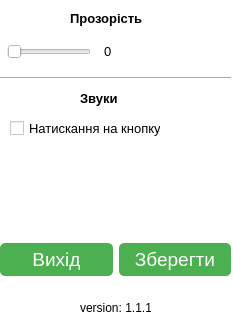
Before: the Qt Designer form settings.ui in Antonchik159/Ukraine-in-future, drawn with Qt 5.
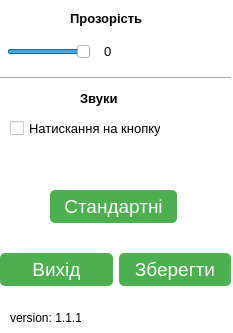
After: the same form once the commit is applied.

```diff
--- a/settings.ui
+++ b/settings.ui
@@ -7,7 +7,7 @@
     <x>0</x>
     <y>0</y>
     <width>233</width>
-    <height>321</height>
+    <height>333</height>
    </rect>
   </property>
   <property name="windowTitle">
@@ -20,8 +20,8 @@
    <widget class="QLabel" name="label">
     <property name="geometry">
      <rect>
-      <x>80</x>
-      <y>300</y>
+      <x>10</x>
+      <y>310</y>
       <width>71</width>
       <height>16</height>
      </rect>
@@ -40,7 +40,7 @@
     <property name="geometry">
      <rect>
       <x>0</x>
-      <y>220</y>
+      <y>230</y>
       <width>231</width>
       <height>80</height>
      </rect>
@@ -193,7 +193,7 @@
      <string>Натискання на кнопку</string>
     </property>
    </widget>
-   <widget class="QWidget" name="">
+   <widget class="QWidget" name="layoutWidget">
     <property name="geometry">
      <rect>
       <x>0</x>
@@ -221,7 +221,10 @@
         <number>5</number>
        </property>
        <property name="value">
-        <number>10</number>
+        <number>100</number>
+       </property>
+       <property name="sliderPosition">
+        <number>100</number>
        </property>
        <property name="orientation">
         <enum>Qt::Horizontal</enum>
@@ -254,6 +257,43 @@
      </item>
     </layout>
    </widget>
+   <widget class="QPushButton" name="pushButton_2">
+    <property name="geometry">
+     <rect>
+      <x>50</x>
+      <y>190</y>
+      <width>127</width>
+      <height>33</height>
+     </rect>
+    </property>
+    <property name="font">
+     <font>
+      <pointsize>14</pointsize>
+     </font>
+    </property>
+    <property name="styleSheet">
+     <string notr="true">QPushButton {
+    background-color: #4CAF50;
+    border: none;
+    color: white;
+    padding: 5px 15px;
+    text-align: center;
+    text-decoration: none;
+    border-radius: 5px;
+}
+
+QPushButton:hover {
+    background-color: #45a049;
+}
+
+QPushButton:pressed {
+    background-color: #367c39;
+}</string>
+    </property>
+    <property name="text">
+     <string>Стандартні</string>
+    </property>
+   </widget>
   </widget>
  </widget>
  <resources/>
```
Left out of the diff: 12 changed lines with no effect on the pictures.
